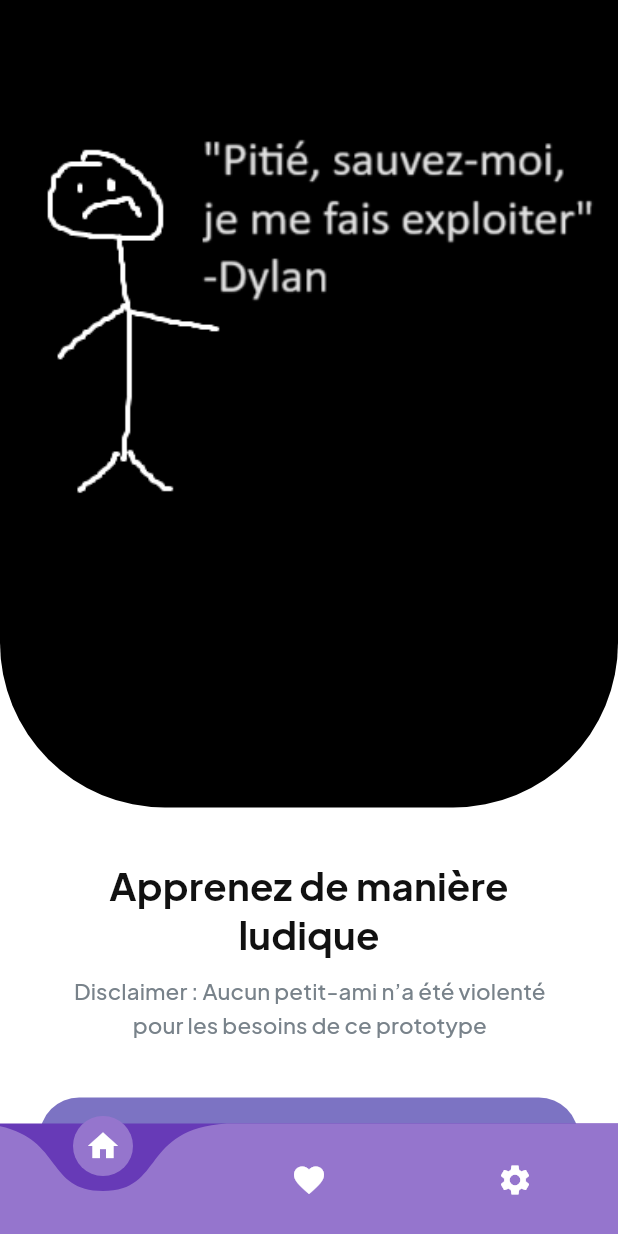
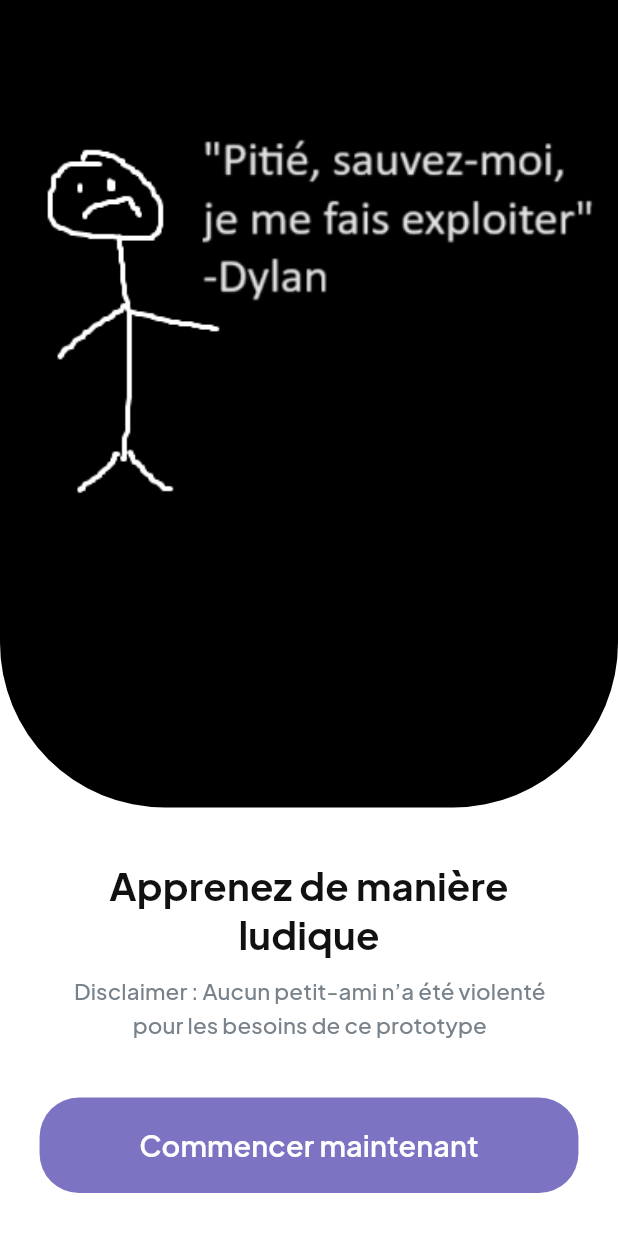
Before and after one commit to Em-N-Emss/FLE-Project-App, a Flutter app: the screen it shows after launch, on a phone screen of 412 x 824 dp. Run offline on Flutter 3.47's test engine with Material 3 defaults, Android fonts, the phone set to English and light mode, and no system bars; drawn by our look-alikes of curved_navigation_bar; our stand-ins replace flutter_svg, google_fonts, lottie.

Commit message:
navbar bas+ couleur

```diff
--- a/lib/main.dart
+++ b/lib/main.dart
@@ -21,27 +21,6 @@ class MyApp extends StatelessWidget {
         body: SingleChildScrollView(
           child: Accueil(),
         ),
-        bottomNavigationBar: CurvedNavigationBar(
-            backgroundColor: Colors.deepPurple,
-            color: Colors.deepPurple.shade300,
-            animationDuration: Duration(milliseconds: 300),
-            onTap: (index) {
-              print(index);
-            },
-            items: [
-              Icon(
-                Icons.home,
-                color: Colors.white,
-              ),
-              Icon(
-                Icons.favorite,
-                color: Colors.white,
-              ),
-              Icon(
-                Icons.settings,
-                color: Colors.white,
-              ),
-            ]),
       ),
     );
   }
```
Also changed, not shown: lib/french_quizz_app.dart (+23 -0 lines).
